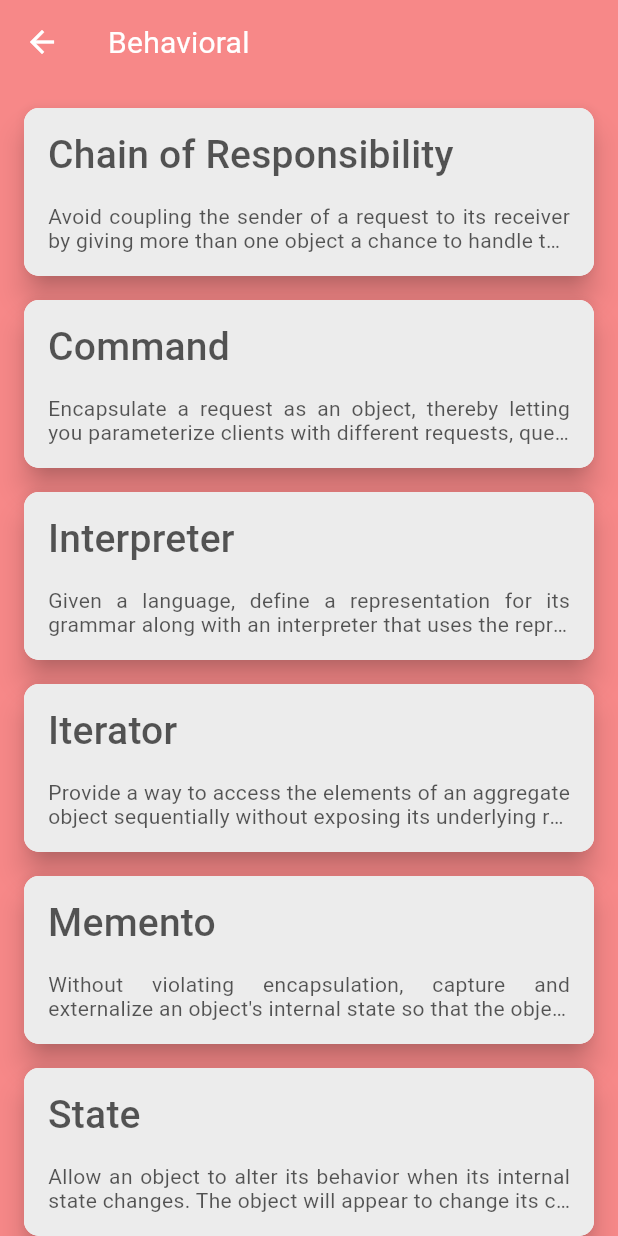
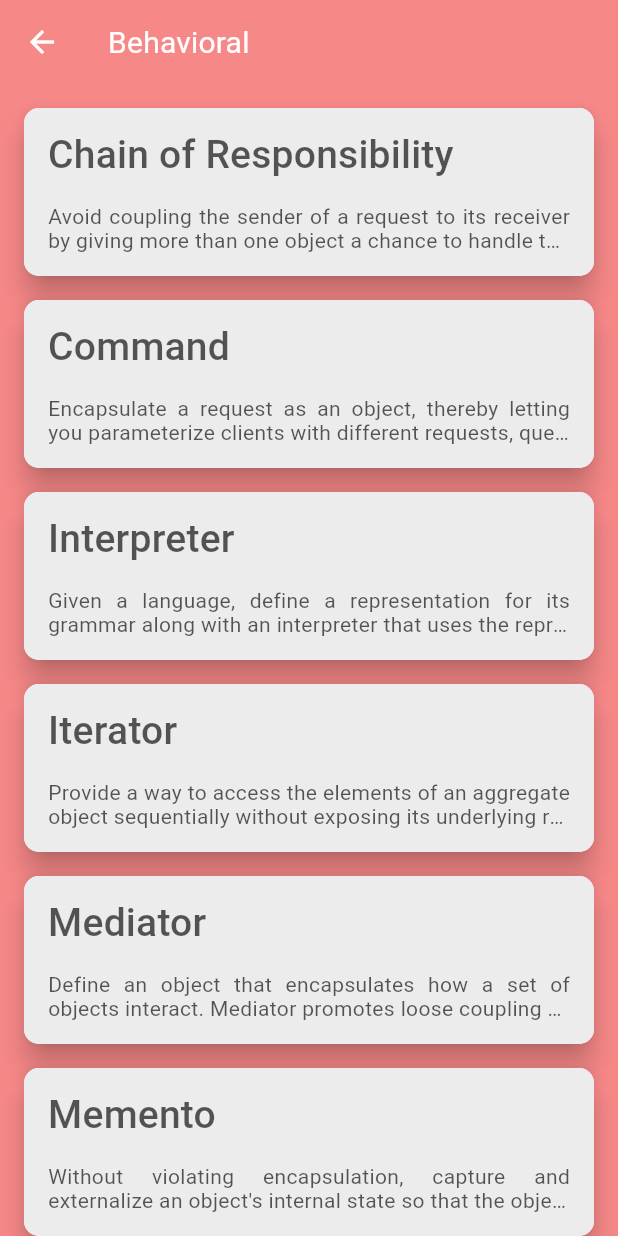
Before and after one commit to mkobuolys/flutter-design-patterns, a Flutter app: the screen it shows after launch, after a tap on "Behavioral", on a phone screen of 412 x 824 dp. Run offline on Flutter 3.47's test engine with Material 2 defaults, Android fonts, the phone set to English and light mode, and no system bars; our stand-ins replace faker, flutter_markdown, font_awesome_flutter; accounts and stored records are empty.

Commit message:
Initial Mediator Design Pattern commit

```diff
--- a/assets/data/design_patterns.json
+++ b/assets/data/design_patterns.json
@@ -115,6 +115,12 @@
         "route": "/iterator"
       },
       {
+        "id": "mediator",
+        "title": "Mediator",
+        "description": "Define an object that encapsulates how a set of objects interact. Mediator promotes loose coupling by keeping objects from referring to each other explicitly, and it lets you vary their interaction independently.",
+        "route": "/mediator"
+      },
+      {
         "id": "memento",
         "title": "Memento",
         "description": "Without violating encapsulation, capture and externalize an object's internal state so that the object can be restored to this state later.",
--- a/lib/app_router.dart
+++ b/lib/app_router.dart
@@ -105,6 +105,11 @@ class AppRouter {
           settings,
           IteratorExample(),
         );
+      case _DesignPatternRoutes.mediatorRoute:
+        return _buildDesignPatternDetailsPageRoute(
+          settings,
+          MediatorExample(),
+        );
       case _DesignPatternRoutes.mementoRoute:
         return _buildDesignPatternDetailsPageRoute(
           settings,
@@ -166,6 +171,7 @@ class _DesignPatternRoutes {
   static const String flyweightRoute = '/flyweight';
   static const String interpreterRoute = '/interpreter';
   static const String iteratorRoute = '/iterator';
+  static const String mediatorRoute = '/mediator';
   static const String mementoRoute = '/memento';
   static const String prototypeRoute = '/prototype';
   static const String proxyRoute = '/proxy';
--- a/lib/widgets/design_patterns/index.dart
+++ b/lib/widgets/design_patterns/index.dart
@@ -11,6 +11,7 @@ export 'factory_method/factory_method_example.dart';
 export 'flyweight/flyweight_example.dart';
 export 'interpreter/interpreter_example.dart';
 export 'iterator/iterator_example.dart';
+export 'mediator/mediator_example.dart';
 export 'memento/memento_example.dart';
 export 'prototype/prototype_example.dart';
 export 'proxy/proxy_example.dart';
```
Also changed, not shown: lib/widgets/design_patterns/mediator/mediator_example.dart (added, +10 -0 lines), 1 other file.
